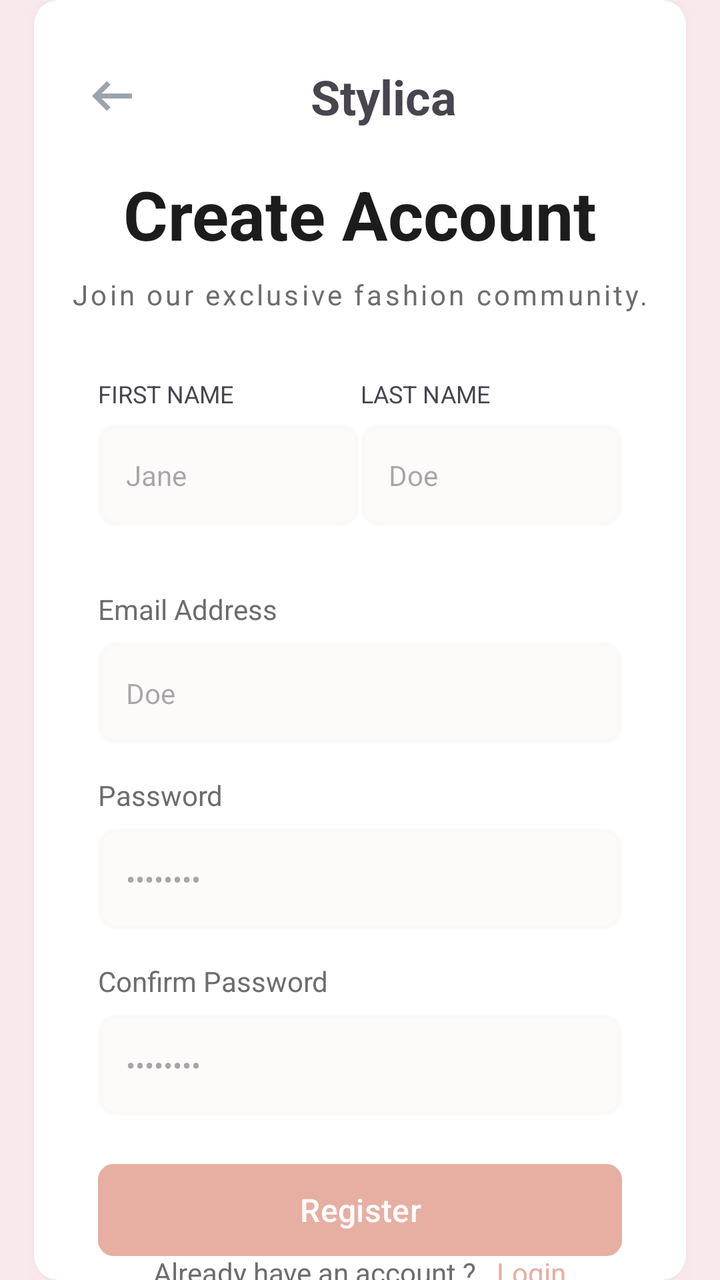
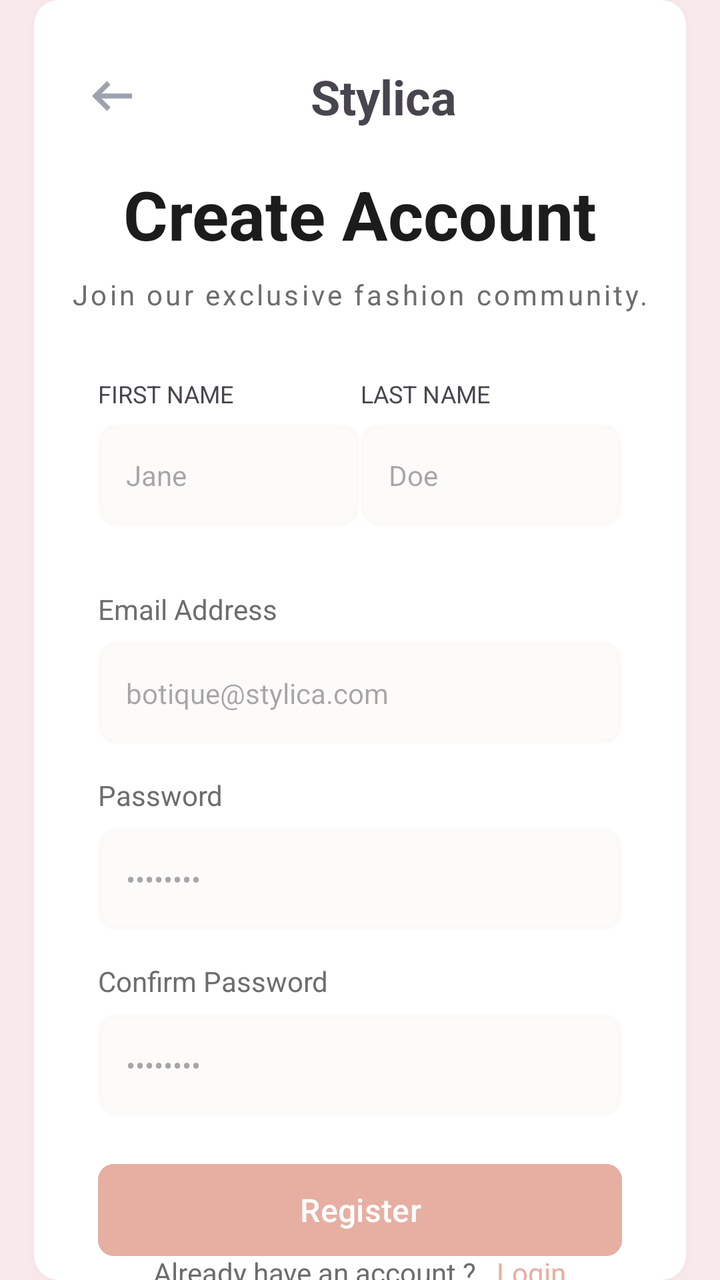

An Android layout rendered at two revisions. The XML below is the earlier revision; the diff shows what the commit changed to produce the second picture.
<!-- AndroidManifest.xml: application theme Theme.Stylica_app -->
<!-- res/layout/activity_signup.xml -->
<?xml version="1.0" encoding="utf-8"?>
<androidx.constraintlayout.widget.ConstraintLayout xmlns:android="http://schemas.android.com/apk/res/android"
    xmlns:app="http://schemas.android.com/apk/res-auto"
    xmlns:tools="http://schemas.android.com/tools"
    android:id="@+id/main"
    android:layout_width="match_parent"
    android:layout_height="match_parent"
    android:background="@color/primary_light_variant_20"
    tools:context=".views.activities.SignupActivity">

    <androidx.cardview.widget.CardView
        android:layout_width="0dp"
        android:layout_height="wrap_content"
        android:layout_marginHorizontal="17dp"
        android:outlineSpotShadowColor="@color/primary_light_variant_20"
        app:cardCornerRadius="12dp"
        app:cardElevation="5dp"
        app:layout_constraintBottom_toBottomOf="parent"

        app:layout_constraintEnd_toEndOf="parent"
        app:layout_constraintStart_toStartOf="parent"
        app:layout_constraintTop_toTopOf="parent">

        <androidx.constraintlayout.widget.ConstraintLayout
            android:layout_width="match_parent"
            android:layout_height="match_parent"
            android:orientation="vertical">

            <RelativeLayout
                android:id="@+id/relativeLayout"
                android:layout_width="match_parent"
                android:layout_height="wrap_content"

                android:layout_marginStart="24dp"

                android:layout_marginTop="32dp"
                android:orientation="horizontal"
                app:layout_constraintEnd_toEndOf="parent"
                app:layout_constraintStart_toStartOf="parent"
                app:layout_constraintTop_toTopOf="parent">

                <ImageView
                    android:id="@+id/go_back_btn"
                    android:layout_width="30dp"
                    android:layout_height="30dp"
                    android:layout_centerVertical="true"
                    android:src="@drawable/outline_arrow_left_alt_24" />

                <TextView
                    android:layout_width="wrap_content"
                    android:layout_height="wrap_content"
                    android:layout_centerHorizontal="true"
                    android:text="@string/app_name"
                    android:textSize="24sp"
                    android:textStyle="bold" />
            </RelativeLayout>


            <TextView
                android:id="@+id/textView"
                android:layout_width="match_parent"
                android:layout_height="wrap_content"
                android:layout_gravity="center"
                android:layout_marginTop="20dp"
                android:gravity="center"
                android:text="Create Account"
                android:textColor="@color/text_primary"
                android:textSize="34sp"
                android:textStyle="bold"
                app:layout_constraintTop_toBottomOf="@+id/relativeLayout"
                tools:layout_editor_absoluteX="0dp" />

            <TextView
                android:id="@+id/textView3"
                android:layout_width="wrap_content"
                android:layout_height="wrap_content"
                android:layout_marginStart="45dp"
                android:layout_marginTop="8dp"
                android:layout_marginEnd="45dp"
                android:letterSpacing="0.1"
                android:lineSpacingExtra="3sp"
                android:text="Join our exclusive fashion community."
                android:textColor="@color/text_secondary"
                android:textSize="14sp"
                app:layout_constraintEnd_toEndOf="parent"
                app:layout_constraintStart_toStartOf="parent"
                app:layout_constraintTop_toBottomOf="@+id/textView" />
            
            <RelativeLayout
                android:id="@+id/name_row"
                android:layout_width="match_parent"
                android:layout_height="wrap_content"
                android:layout_marginStart="32dp"
                android:layout_marginTop="32dp"
                android:layout_marginEnd="32dp"
                app:layout_constraintEnd_toEndOf="parent"
                app:layout_constraintStart_toStartOf="parent"
                app:layout_constraintTop_toBottomOf="@+id/textView3">

                <LinearLayout
                    android:layout_width="wrap_content"
                    android:layout_height="wrap_content"
                    android:orientation="vertical">

                    <TextView
                        android:layout_width="wrap_content"
                        android:layout_height="wrap_content"
                        android:text="FIRST NAME"
                        android:textSize="12sp" />

                    <LinearLayout
                        android:layout_width="wrap_content"
                        android:layout_height="wrap_content"
                        android:layout_marginTop="7dp"
                        android:background="@drawable/register_fields_shape">

                        <EditText
                            android:id="@+id/first_name_field"
                            android:layout_width="wrap_content"
                            android:layout_height="wrap_content"
                            android:background="@null"
                            android:ems="8"
                            android:hint="Jane"
                            android:paddingHorizontal="14sp"
                            android:paddingVertical="16dp"
                            android:singleLine="true"
                            android:textSize="14sp" />

                    </LinearLayout>

                </LinearLayout>

                <LinearLayout
                    android:layout_width="wrap_content"
                    android:layout_height="wrap_content"
                    android:layout_alignParentRight="true"
                    android:orientation="vertical">

                    <TextView
                        android:layout_width="wrap_content"
                        android:layout_height="wrap_content"
                        android:text="LAST NAME"
                        android:textSize="12sp" />

                    <LinearLayout
                        android:layout_width="wrap_content"
                        android:layout_height="wrap_content"
                        android:layout_marginTop="7dp"
                        android:background="@drawable/register_fields_shape"

                        >

                        <EditText
                            android:layout_width="wrap_content"
                            android:layout_height="wrap_content"
                            android:id="@+id/last_name_field"
                            android:background="@null"
                            android:ems="8"
                            android:hint="Doe"
                            android:paddingHorizontal="14sp"
                            android:paddingVertical="16dp"
                            android:singleLine="true"
                            android:textSize="14sp" />

                    </LinearLayout>
                </LinearLayout>
            </RelativeLayout>

            <TextView
                android:id="@+id/textView4"
                android:layout_width="match_parent"
                android:layout_height="wrap_content"
                android:layout_marginStart="32dp"
                android:layout_marginTop="32dp"
                android:layout_marginEnd="32dp"
                android:lineSpacingExtra="3sp"
                android:pointerIcon="context_menu"
                android:text="Email Address"
                android:textColor="@color/text_secondary"
                android:textSize="14sp"
                app:layout_constraintEnd_toEndOf="parent"
                app:layout_constraintStart_toStartOf="parent"
                app:layout_constraintTop_toBottomOf="@+id/name_row" />

            <LinearLayout
                android:id="@+id/linearLayout2"
                android:layout_width="match_parent"
                android:layout_height="wrap_content"
                android:layout_marginStart="32dp"
                android:layout_marginTop="7dp"
                android:layout_marginEnd="32dp"
                android:background="@drawable/register_fields_shape"
                android:gravity="center_vertical"
                android:orientation="horizontal"
                app:layout_constraintEnd_toEndOf="parent"
                app:layout_constraintStart_toStartOf="parent"
                app:layout_constraintTop_toBottomOf="@+id/textView4">

                <EditText
                    android:layout_width="wrap_content"
                    android:layout_height="wrap_content"
                    android:id="@+id/email_field"
                    android:background="@null"
                    android:ems="14"
                    android:hint="Doe"
                    android:paddingHorizontal="14sp"
                    android:paddingVertical="16dp"
                    android:singleLine="true"
                    android:textSize="14sp" />

                <ImageView
                    android:id="@+id/imageView2"
                    android:layout_width="0dp"
                    android:layout_height="match_parent"
                    android:layout_weight="1"
                    android:padding="17dp"
                    app:srcCompat="@drawable/mail" />

            </LinearLayout>

            <TextView
                android:id="@+id/textView5"
                android:layout_width="match_parent"
                android:layout_height="wrap_content"
                android:layout_marginStart="32dp"
                android:layout_marginTop="16dp"
                android:layout_marginEnd="32dp"
                android:lineSpacingExtra="3sp"
                android:pointerIcon="context_menu"
                android:text="Password"
                android:textColor="@color/text_secondary"
                android:textSize="14sp"
                app:layout_constraintEnd_toEndOf="parent"
                app:layout_constraintStart_toStartOf="parent"
                app:layout_constraintTop_toBottomOf="@+id/linearLayout2" />

            <LinearLayout
                android:id="@+id/linearLayout3"
                android:layout_width="match_parent"
                android:layout_height="wrap_content"
                android:layout_marginStart="32dp"
                android:layout_marginTop="7dp"
                android:layout_marginEnd="32dp"
                android:background="@drawable/register_fields_shape"
                android:gravity="center_vertical"
                android:orientation="horizontal"
                app:layout_constraintEnd_toEndOf="parent"
                app:layout_constraintStart_toStartOf="parent"
                app:layout_constraintTop_toBottomOf="@+id/textView5">

                <EditText
                    android:layout_width="wrap_content"
                    android:layout_height="wrap_content"
                    android:id="@+id/password_field"
                    android:background="@null"
                    android:ems="14"
                    android:hint="••••••••"
                    android:inputType="textPassword"
                    android:paddingHorizontal="14sp"
                    android:paddingVertical="16dp"
                    android:singleLine="true"
                    android:textSize="14sp" />

                <ImageView
                    android:id="@+id/password_icon"
                    android:layout_width="0dp"
                    android:layout_height="match_parent"
                    android:layout_weight="1"
                    android:padding="17dp"
                    app:srcCompat="@drawable/eye_on" />

            </LinearLayout>

            <TextView
                android:id="@+id/confirm_passwd_txt"
                android:layout_width="match_parent"
                android:layout_height="wrap_content"
                android:layout_marginStart="32dp"
                android:layout_marginTop="16dp"
                android:layout_marginEnd="32dp"
                android:lineSpacingExtra="3sp"
                android:pointerIcon="context_menu"
                android:text="Confirm Password"
                android:textColor="@color/text_secondary"
                android:textSize="14sp"
                app:layout_constraintEnd_toEndOf="parent"
                app:layout_constraintStart_toStartOf="parent"
                app:layout_constraintTop_toBottomOf="@+id/linearLayout3" />

            <LinearLayout
                android:id="@+id/linearLayout4"
                android:layout_width="match_parent"
                android:layout_height="wrap_content"
                android:layout_marginStart="32dp"
                android:layout_marginTop="7dp"
                android:layout_marginEnd="32dp"
                android:background="@drawable/register_fields_shape"
                android:gravity="center_vertical"
                android:orientation="horizontal"
                app:layout_constraintEnd_toEndOf="parent"
                app:layout_constraintStart_toStartOf="parent"
                app:layout_constraintTop_toBottomOf="@+id/confirm_passwd_txt">

                <EditText
                    android:layout_width="wrap_content"
                    android:layout_height="wrap_content"
                    android:id="@+id/confirm_password_field"
                    android:background="@null"
                    android:ems="14"
                    android:hint="••••••••"
                    android:inputType="textPassword"
                    android:paddingHorizontal="14sp"
                    android:paddingVertical="16dp"
                    android:singleLine="true"
                    android:textSize="14sp" />

                <ImageView
                    android:id="@+id/confirm_password_icon"
                    android:layout_width="0dp"
                    android:layout_height="match_parent"
                    android:layout_weight="1"
                    android:padding="17dp"
                    app:srcCompat="@drawable/eye_on" />
            </LinearLayout>

            <ProgressBar
                android:layout_width="0dp"
                android:id="@+id/loader"
                android:layout_height="match_parent"
                android:layout_marginTop="20dp"
                android:visibility="invisible"
                app:layout_constraintEnd_toEndOf="parent"
                app:layout_constraintHorizontal_bias="0.0"
                app:layout_constraintStart_toStartOf="parent"
                android:indeterminateTint="@color/primary_light_variant"
                app:layout_constraintTop_toBottomOf="@+id/linearLayout4" />

            <com.google.android.material.button.MaterialButton
                android:id="@+id/login_btn"
                android:layout_width="match_parent"
                android:layout_height="54dp"
                android:layout_marginStart="32dp"
                android:layout_marginTop="20dp"
                android:layout_marginEnd="32dp"

                android:backgroundTint="@color/primary_light_variant"
                android:onClick="register"
                android:text="Register"
                android:textSize="16sp"
                android:visibility="visible"
                app:cornerRadius="8dp"
                app:layout_constraintEnd_toEndOf="parent"
                app:layout_constraintStart_toStartOf="parent"
                app:layout_constraintTop_toBottomOf="@+id/linearLayout4" />


            <LinearLayout
                android:layout_width="match_parent"
                android:layout_height="wrap_content"
                android:layout_marginStart="45dp"
                android:layout_marginTop="20dp"
                android:layout_marginEnd="45dp"
                android:layout_marginBottom="20dp"
                android:gravity="center"
                android:orientation="horizontal"

                app:layout_constraintBottom_toBottomOf="parent"
                app:layout_constraintEnd_toEndOf="parent"
                app:layout_constraintStart_toStartOf="parent"
                app:layout_constraintTop_toBottomOf="@+id/login_btn">

                <TextView
                    android:layout_width="wrap_content"
                    android:layout_height="wrap_content"
                    android:padding="3dp"
                    android:text="Already have an account ?"
                    android:textColor="@color/text_secondary"
                    android:textSize="14sp" />

                <Space
                    android:layout_width="4dp"
                    android:layout_height="20dp" />

                <TextView
                    android:id="@+id/login_screen_btn_txt"
                    android:layout_width="wrap_content"
                    android:layout_height="wrap_content"
                    android:padding="3dp"
                    android:text="Login"
                    android:textColor="@color/primary_light_variant"
                    android:textSize="14sp" />
            </LinearLayout>

        </androidx.constraintlayout.widget.ConstraintLayout>

    </androidx.cardview.widget.CardView>
</androidx.constraintlayout.widget.ConstraintLayout>
<!-- resources referenced by this layout -->
<resources>
  <color name="primary_light_variant">#E6AFA2</color>
  <color name="primary_light_variant_20">#33E6AFA2</color>
  <color name="text_primary">#1C1C1C</color>
  <color name="text_secondary">#6D6D6D</color>
  <!-- drawable eye_on (drawable) -->
  <vector xmlns:android="http://schemas.android.com/apk/res/android"
      android:width="19dp"
      android:height="13dp"
      android:viewportWidth="19"
      android:viewportHeight="13">
    <path
        android:pathData="M9.167,10C10.208,10 11.094,9.635 11.823,8.906C12.552,8.177 12.917,7.292 12.917,6.25C12.917,5.208 12.552,4.323 11.823,3.594C11.094,2.865 10.208,2.5 9.167,2.5C8.125,2.5 7.24,2.865 6.51,3.594C5.781,4.323 5.417,5.208 5.417,6.25C5.417,7.292 5.781,8.177 6.51,8.906C7.24,9.635 8.125,10 9.167,10ZM9.167,8.5C8.542,8.5 8.01,8.281 7.573,7.844C7.135,7.406 6.917,6.875 6.917,6.25C6.917,5.625 7.135,5.094 7.573,4.656C8.01,4.219 8.542,4 9.167,4C9.792,4 10.323,4.219 10.76,4.656C11.198,5.094 11.417,5.625 11.417,6.25C11.417,6.875 11.198,7.406 10.76,7.844C10.323,8.281 9.792,8.5 9.167,8.5ZM9.167,12.5C7.139,12.5 5.292,11.934 3.625,10.802C1.958,9.67 0.75,8.153 0,6.25C0.75,4.347 1.958,2.83 3.625,1.698C5.292,0.566 7.139,0 9.167,0C11.194,0 13.042,0.566 14.708,1.698C16.375,2.83 17.583,4.347 18.333,6.25C17.583,8.153 16.375,9.67 14.708,10.802C13.042,11.934 11.194,12.5 9.167,12.5ZM9.167,10.833C10.736,10.833 12.177,10.42 13.49,9.594C14.802,8.767 15.806,7.653 16.5,6.25C15.806,4.847 14.802,3.733 13.49,2.906C12.177,2.08 10.736,1.667 9.167,1.667C7.597,1.667 6.156,2.08 4.844,2.906C3.531,3.733 2.528,4.847 1.833,6.25C2.528,7.653 3.531,8.767 4.844,9.594C6.156,10.42 7.597,10.833 9.167,10.833Z"
        android:fillColor="#9CA3AF"/>
  </vector>
  <!-- drawable mail (drawable) -->
  <vector xmlns:android="http://schemas.android.com/apk/res/android"
      android:width="17dp"
      android:height="14dp"
      android:viewportWidth="17"
      android:viewportHeight="14">
    <path
        android:pathData="M1.667,13.333C1.208,13.333 0.816,13.17 0.49,12.844C0.163,12.517 0,12.125 0,11.667V1.667C0,1.208 0.163,0.816 0.49,0.49C0.816,0.163 1.208,0 1.667,0H15C15.458,0 15.851,0.163 16.177,0.49C16.503,0.816 16.667,1.208 16.667,1.667V11.667C16.667,12.125 16.503,12.517 16.177,12.844C15.851,13.17 15.458,13.333 15,13.333H1.667ZM8.333,7.5L1.667,3.333V11.667H15V3.333L8.333,7.5ZM8.333,5.833L15,1.667H1.667L8.333,5.833ZM1.667,3.333V1.667V3.333V11.667V3.333Z"
        android:fillColor="#9CA3AF"/>
  </vector>
  <!-- drawable outline_arrow_left_alt_24 (drawable) -->
  <vector xmlns:android="http://schemas.android.com/apk/res/android" android:autoMirrored="true" android:height="24dp" android:tint="#9CA3AF" android:viewportHeight="960" android:viewportWidth="960" android:width="24dp">
        
      <path android:fillColor="@android:color/white" android:pathData="M400,720L160,480L400,240L456,298L314,440L800,440L800,520L314,520L456,662L400,720Z"/>
      
  </vector>
  <!-- drawable register_fields_shape (drawable) -->
  <?xml version="1.0" encoding="utf-8"?>
  <shape xmlns:android="http://schemas.android.com/apk/res/android"
      android:shape="rectangle"
      >
  
      <corners android:radius="8dp"/>
      <solid android:color="@color/soft_ivory"/>
      <stroke android:color="#4DF5F0EE" android:width="2dp"/>
  </shape>
  <string name="app_name">Stylica</string>
  <style name="Theme.Stylica_app" parent="Base.Theme.Stylica_app" />
  <color name="soft_ivory">#4DF5F0EE</color>
  <style name="Base.Theme.Stylica_app" parent="Theme.Material3.Light.NoActionBar">
          
          
      </style>
</resources>

<!-- the commit's change to res/layout/activity_signup.xml (unified diff, before → after) -->
@@ -202,7 +202,7 @@
                     android:id="@+id/email_field"
                     android:background="@null"
                     android:ems="14"
-                    android:hint="Doe"
+                    android:hint="botique@stylica.com"
                     android:paddingHorizontal="14sp"
                     android:paddingVertical="16dp"
                     android:singleLine="true"
